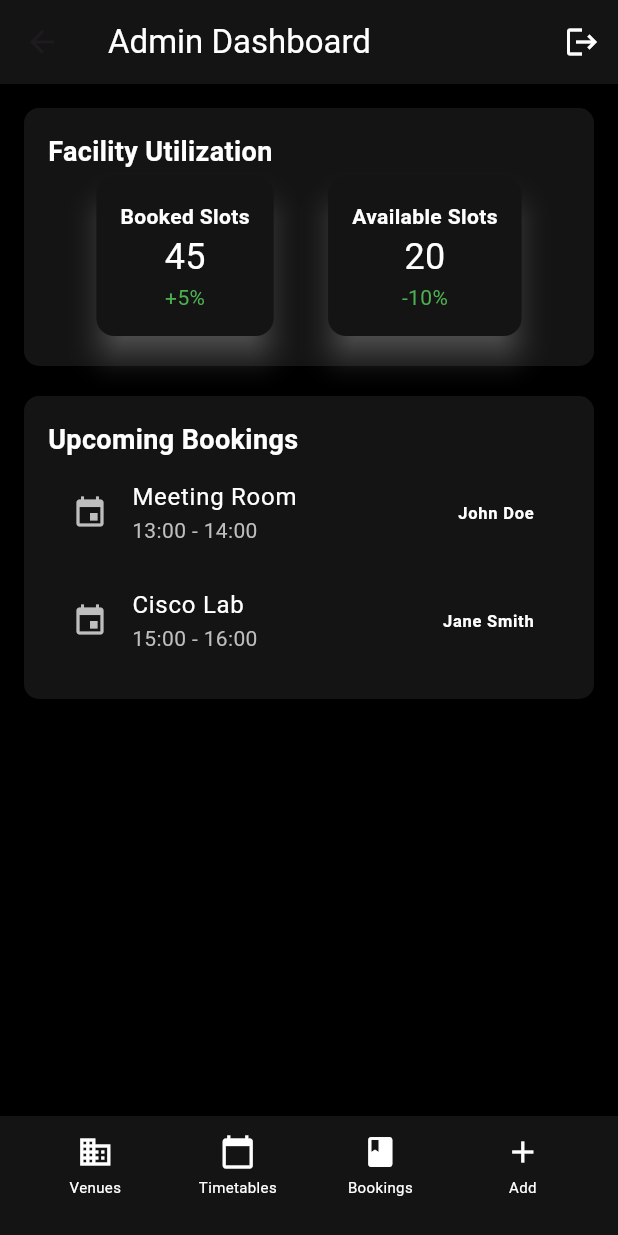
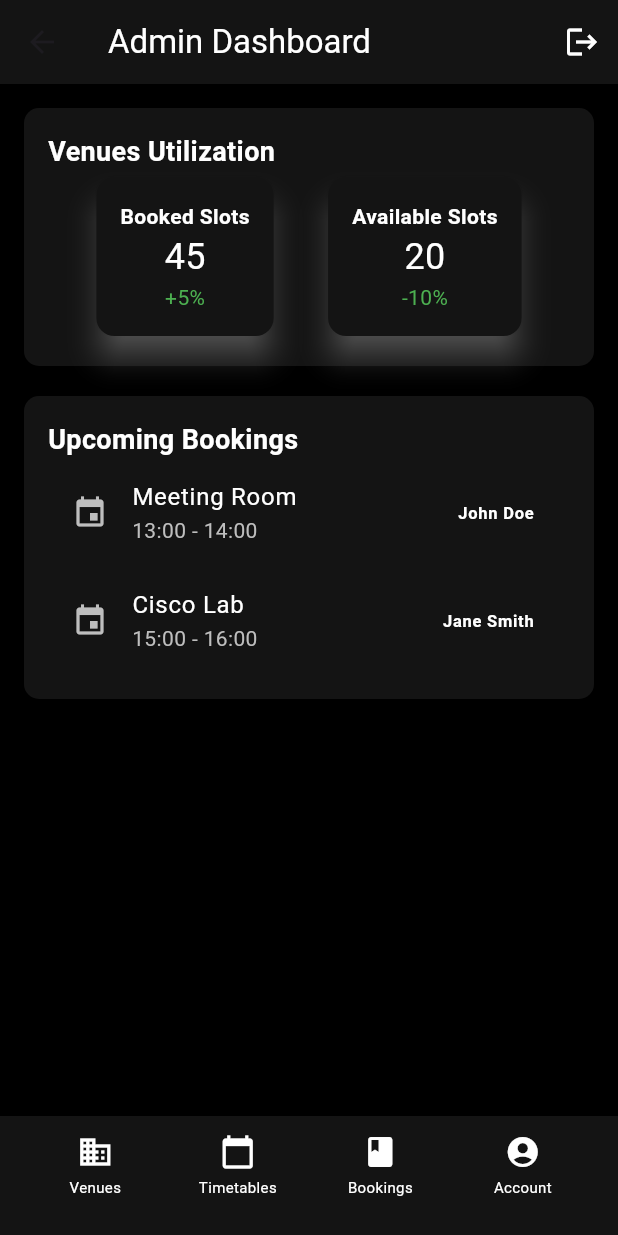
Before and after one commit to Desmond23Y/aphub, a Flutter app: the AdminPage screen opened directly, on a phone screen of 412 x 824 dp. Run offline on Flutter 3.47's test engine with Material 3 defaults, Android fonts, the phone set to English and light mode, and no system bars; our stand-ins replace cloud_firestore, firebase_auth, firebase_core; accounts and stored records are empty.

```diff
--- a/lib/roles/admins.dart
+++ b/lib/roles/admins.dart
@@ -1,4 +1,3 @@
-import 'package:aphub/screens/admin_create_venues.dart';
 import 'package:aphub/screens/admin_venues_management.dart';
 import 'package:flutter/material.dart';
 import 'package:firebase_auth/firebase_auth.dart';
@@ -47,7 +46,7 @@ class AdminPage extends StatelessWidget {
                 child: Column(
                   crossAxisAlignment: CrossAxisAlignment.start,
                   children: [
-                    _buildSectionHeader('Facility Utilization'),
+                    _buildSectionHeader('Venues Utilization'),
                     Row(
                       mainAxisAlignment: MainAxisAlignment.spaceEvenly,
                       children: [
@@ -94,8 +93,8 @@ class AdminPage extends StatelessWidget {
                   const Placeholder()),
               _buildNavButton(
                   context, Icons.book, 'Bookings', const Placeholder()),
-              _buildNavButton(
-                  context, Icons.add, 'Add', const CreateVenuePage()),
+              _buildNavButton(context, Icons.account_circle, 'Account',
+                  const Placeholder()),
             ],
           ),
         ),
--- a/lib/screens/admin_venues_management.dart
+++ b/lib/screens/admin_venues_management.dart
@@ -28,6 +28,7 @@ class VenuesManagementState extends State<VenuesManagement> {
           style: TextStyle(color: AppColors.white),
         ),
         backgroundColor: AppColors.darkdarkgrey,
+        iconTheme: const IconThemeData(color: AppColors.white),
       ),
       body: Column(
         children: [
```
